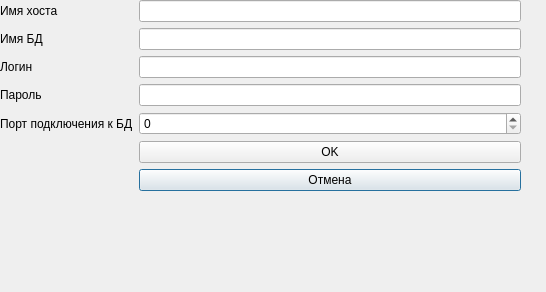
Above: qt_03/databaseconnectiondialog2.ui from dogmaestro/qt before the change. Below: the same form after it.
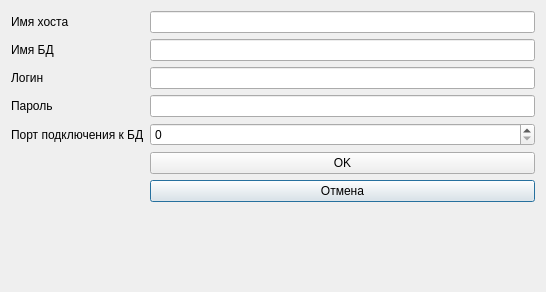
That is the form after the change.

What changed in the file:
```diff
--- a/qt_03/databaseconnectiondialog2.ui
+++ b/qt_03/databaseconnectiondialog2.ui
@@ -13,15 +13,8 @@
   <property name="windowTitle">
    <string>Dialog</string>
   </property>
-  <widget class="QWidget" name="layoutWidget">
-   <property name="geometry">
-    <rect>
-     <x>0</x>
-     <y>0</y>
-     <width>521</width>
-     <height>267</height>
-    </rect>
-   </property>
+  <layout class="QVBoxLayout" name="verticalLayout">
+   <item>
    <layout class="QFormLayout" name="formLayout">
     <item row="0" column="0">
      <widget class="QLabel" name="label">
@@ -95,7 +88,8 @@
      </widget>
     </item>
    </layout>
-  </widget>
+   </item>
+  </layout>
  </widget>
  <resources/>
  <connections>
```
Lines whose indentation alone changed are shown as unchanged.
